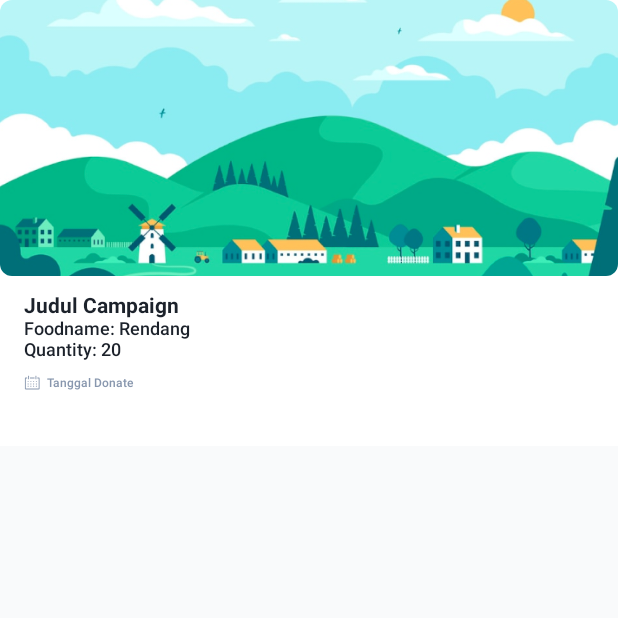
After one commit to Kelompok-PSI/Geez, an Android app built with Jetpack Compose: the composable CardHistory shown on its own in the app's theme, on a phone screen of 412 x 824 dp, the top half of it. The commit adds this screen. Run offline under Robolectric (Android 15) with nearby library versions, the phone set to English and light mode, and no system bars.

Commit message:
history slice

```diff
--- /dev/null
+++ b/app/src/main/java/com/example/geez/presentation/features/profile/partials/CardHistory.kt
@@ -0,0 +1,78 @@
+import androidx.compose.foundation.background
+import androidx.compose.foundation.shape.RoundedCornerShape
+import androidx.compose.runtime.Composable
+import androidx.compose.ui.Modifier
+import androidx.compose.ui.draw.clip
+import androidx.compose.ui.graphics.Color
+import androidx.compose.ui.layout.ContentScale
+import androidx.compose.ui.res.painterResource
+import androidx.compose.ui.unit.dp
+import com.example.geez.R
+import androidx.compose.foundation.Image
+import androidx.compose.foundation.layout.Column
+import androidx.compose.foundation.layout.Row
+import androidx.compose.foundation.layout.padding
+import androidx.compose.material3.Text
+import androidx.compose.ui.Alignment
+import androidx.compose.ui.text.TextStyle
+import androidx.compose.ui.text.font.FontWeight
+import androidx.compose.ui.unit.sp
+
+@Composable
+fun CardHistory() {
+    Column(
+        modifier = Modifier.background(
+            color = Color.White,
+        ).padding(bottom = 24.dp)
+    ) {
+        Image(
+            painter = painterResource(id = R.drawable.image_1),
+            contentDescription = "dummypict",
+            contentScale = ContentScale.Fit,
+            modifier = Modifier
+                .clip(RoundedCornerShape(8.dp))
+        )
+        Column(modifier = Modifier.padding(16.dp, 12.dp)) {
+            Text(
+                text = "Judul Campaign",
+                style = TextStyle(
+                    color = Color(0xff1C222B),
+                    fontSize = 14.sp,
+                    fontWeight = FontWeight.Bold,
+                ),
+            )
+            Text(
+                text = "Foodname: Rendang",
+                style = TextStyle(
+                    color = Color(0xff1C222B),
+                    fontSize = 12.sp,
+                    fontWeight = FontWeight.W500,
+                ),
+            )
+            Text(
+                text = "Quantity: 20",
+                style = TextStyle(
+                    color = Color(0xff1C222B),
+                    fontSize = 12.sp,
+                    fontWeight = FontWeight.W500,
+                ),
+                modifier = Modifier.padding(bottom = 9.dp)
+            )
+            Row (verticalAlignment = Alignment.CenterVertically){
+                Image(
+                    painter = painterResource(id = R.drawable.clarity_date_line),
+                    contentDescription = "date"
+                )
+                Text(
+                    text = "Tanggal Donate",
+                    style = TextStyle(
+                        color = Color(0xff8897AE),
+                        fontSize = 8.sp,
+                        fontWeight = FontWeight.W600
+                    ),
+                    modifier = Modifier.padding(start = 4.dp)
+                )
+            }
+        }
+    }
+}
```
Also changed, not shown: app/src/main/java/com/example/geez/presentation/features/profile/Profile.kt (+32 -70 lines).
